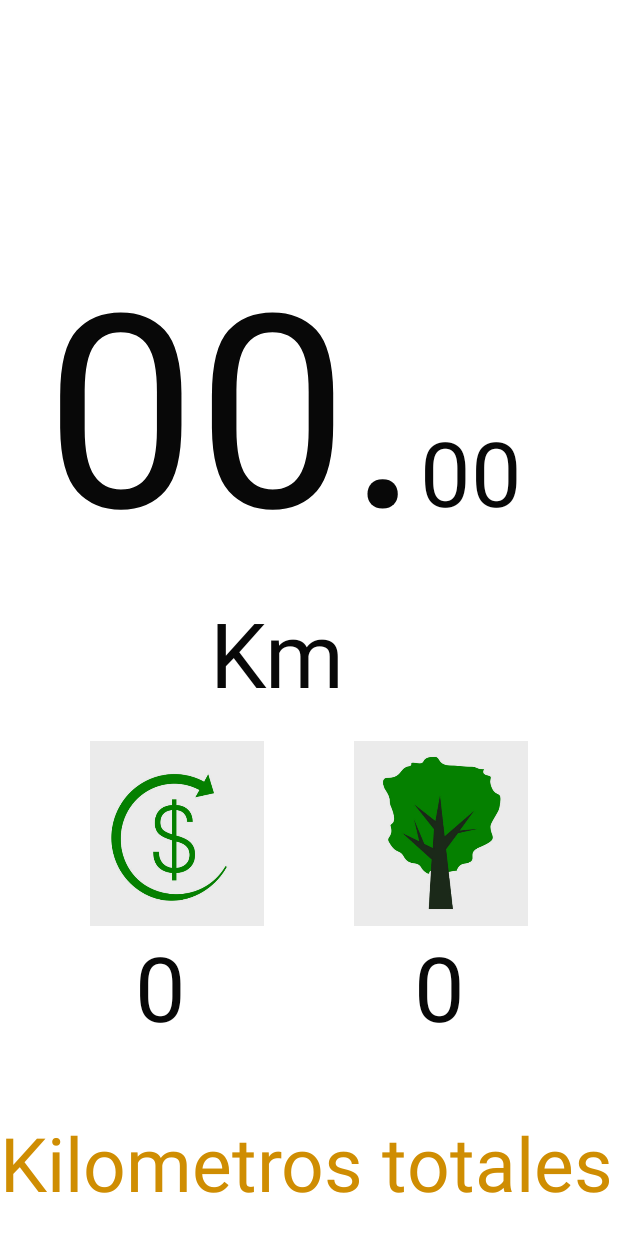
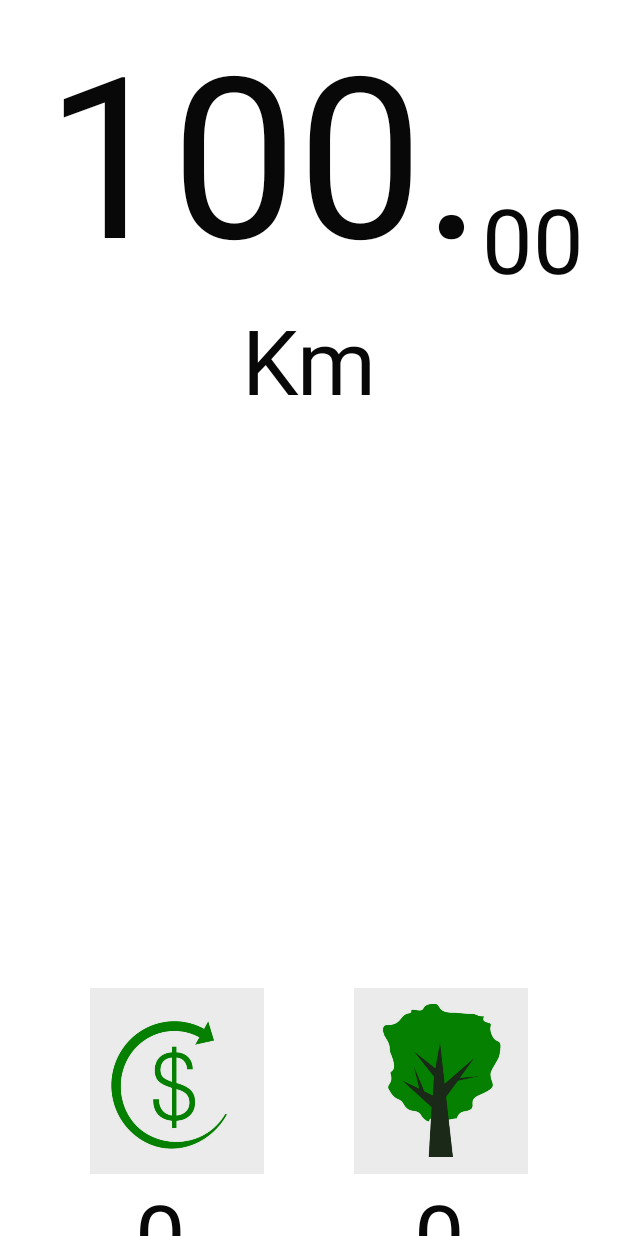
Before and after one commit to josemg08/Wimo, an Android app: the layout fragment_home.xml on its own in the app's theme, with its tools: preview values and no code run, on a phone screen of 412 x 824 dp. Run offline under Robolectric (Android 15) with nearby library versions, the phone set to English and light mode, and no system bars.

Commit message:
Working on FragmentHome layout

```diff
--- /dev/null
+++ b/app/src/main/res/layout/counter_view.xml
@@ -0,0 +1,19 @@
+<?xml version="1.0" encoding="utf-8"?>
+
+<RelativeLayout xmlns:android="http://schemas.android.com/apk/res/android"
+android:layout_width="match_parent"
+android:layout_height="0dp"
+android:layout_weight="80">
+<TextView
+    android:layout_width="wrap_content"
+    android:layout_height="wrap_content"
+    android:text="00."
+    android:id="@+id/kilometers" android:layout_gravity="bottom" android:textSize="180dp"
+    android:textColor="#080808" android:layout_marginLeft="30dp"/>
+<TextView
+    android:layout_width="wrap_content"
+    android:layout_height="wrap_content"
+    android:text="00"
+    android:id="@+id/meters" android:layout_gravity="bottom" android:textSize="60dp"
+    android:textColor="#080808" android:layout_marginTop="40dp"/>
+</RelativeLayout>
--- a/app/src/main/res/layout/fragment_home.xml
+++ b/app/src/main/res/layout/fragment_home.xml
@@ -7,50 +7,45 @@
 
     <!--  ________________ Metrics  ________________ -->
 
-    <LinearLayout
-        android:orientation="vertical"
-        android:layout_width="fill_parent"
-        android:layout_height="0dp"
-        android:layout_weight="60"
-        android:weightSum="100">
-
         <!--  ________________ Kilo and meters  ________________ -->
-        <LinearLayout
-            android:orientation="horizontal"
-            android:layout_width="fill_parent"
+        <RelativeLayout
+            android:layout_width="match_parent"
             android:layout_height="0dp"
             android:layout_weight="80">
             <TextView
                 android:layout_width="wrap_content"
                 android:layout_height="wrap_content"
-                android:text="00."
-                android:id="@+id/kilometers" android:layout_gravity="bottom" android:textSize="180dp"
-                android:textColor="#080808" android:layout_marginLeft="30dp"/>
+                android:text="100."
+                android:id="@+id/kilometers"
+                android:textSize="150dp"
+                android:textColor="#080808"
+                android:layout_marginLeft="30dp"
+                />
             <TextView
                 android:layout_width="wrap_content"
                 android:layout_height="wrap_content"
                 android:text="00"
-                android:id="@+id/meters" android:layout_gravity="bottom" android:textSize="60dp"
-                android:textColor="#080808" android:layout_marginTop="40dp"/>
-        </LinearLayout>
+                android:layout_toRightOf="@+id/kilometers"
+                android:layout_alignBottom="@+id/kilometers"
+                android:id="@+id/meters"
+                android:layout_gravity="bottom"
+                android:textSize="60dp"
+                android:gravity="bottom"
+                android:textColor="#080808"
+                android:layout_marginTop="40dp"/>
 
-        <!--  ________________ Kilometers label ________________ -->
-        <LinearLayout
-            android:orientation="horizontal"
-            android:layout_width="fill_parent"
-            android:layout_height="0dp"
-            android:layout_weight="20">
+            <!--  ________________ Kilometers label ________________ -->
+
             <TextView
                 android:layout_width="wrap_content"
                 android:layout_height="wrap_content"
                 android:text="Km"
-                android:id="@+id/none"
+                android:id="@+id/kilometers_label"
                 android:textSize="60dp"
-                android:layout_marginLeft="140dp"
+                android:layout_centerInParent="true"
+                android:layout_below="@+id/kilometers"
                 android:textColor="#080808"/>
-        </LinearLayout>
-
-    </LinearLayout>
+        </RelativeLayout>
 
     <!--  ________________ Winnings  ________________ -->
 
```
